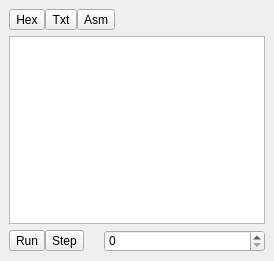
First picture: the form in monitorwidget.ui, repository rjaremczak/mo65x, before the edit.
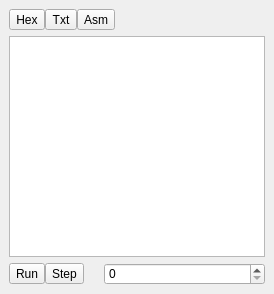
Second picture: the form after the edit.

Commit message: instruction list initialization refactored, UI changes

```diff
--- a/monitorwidget.ui
+++ b/monitorwidget.ui
@@ -7,7 +7,7 @@
     <x>0</x>
     <y>0</y>
     <width>274</width>
-    <height>261</height>
+    <height>294</height>
    </rect>
   </property>
   <property name="styleSheet">
@@ -88,10 +88,12 @@
      <widget class="QListView" name="dumpListView">
       <property name="font">
        <font>
-        <family>Fira Mono</family>
-        <pointsize>13</pointsize>
+        <family>Monospace</family>
        </font>
       </property>
+      <property name="styleSheet">
+       <string notr="true">color:lightgreen</string>
+      </property>
      </widget>
     </item>
     <item>
```
The commit also changes 4 other files.
